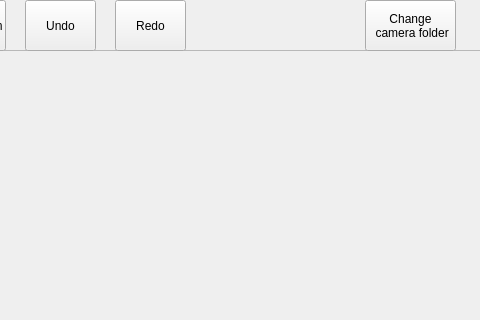
Above: src/mainwindow.ui from robedpixel/SmartMonitor-Python before the change; both pictures show x 245 to 725 and y 0 to 320 of the 1303 by 672 pixel window. Below: the same form after it.
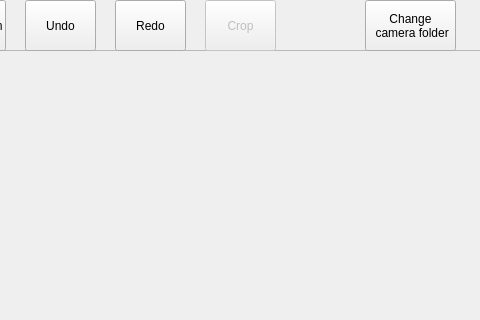
That is the form after the change.

Commit message: add crop function

Diff of the .ui file:
```diff
--- a/src/mainwindow.ui
+++ b/src/mainwindow.ui
@@ -298,6 +298,22 @@
  camera folder</string>
     </property>
    </widget>
+   <widget class="QPushButton" name="cropButton">
+    <property name="enabled">
+     <bool>false</bool>
+    </property>
+    <property name="geometry">
+     <rect>
+      <x>450</x>
+      <y>0</y>
+      <width>71</width>
+      <height>51</height>
+     </rect>
+    </property>
+    <property name="text">
+     <string>Crop</string>
+    </property>
+   </widget>
   </widget>
   <widget class="QMenuBar" name="menubar">
    <property name="geometry">
```
The commit also changes 4 other files.
